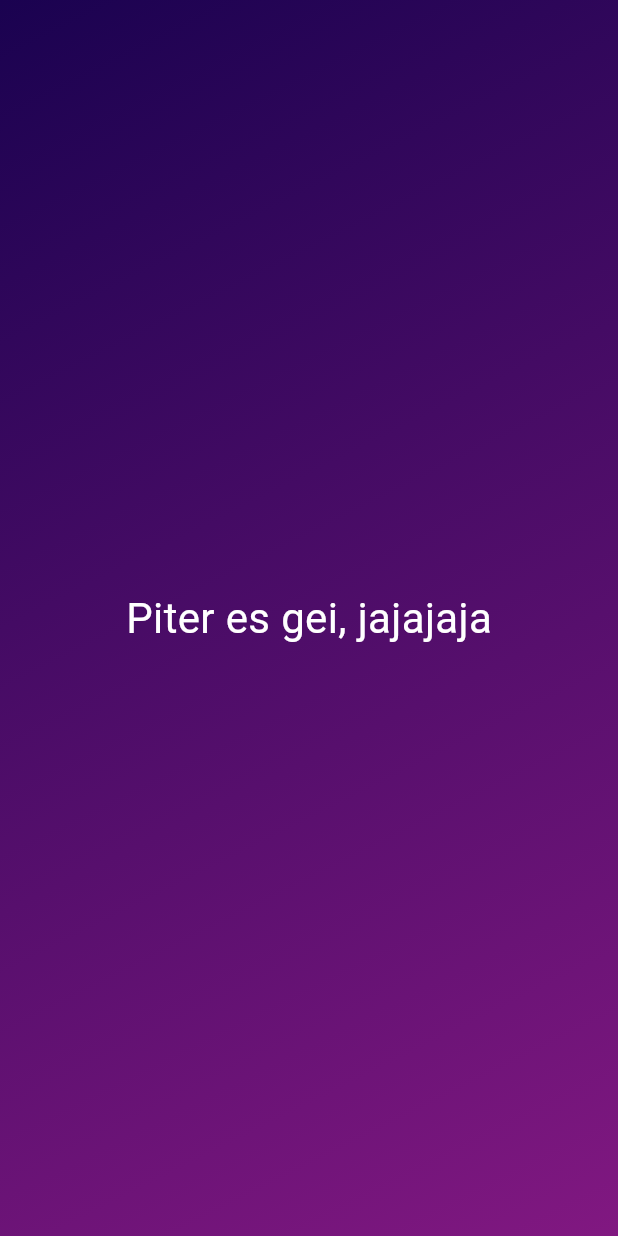
After one commit to SaintpioGabo93/Primera_AppMovil, a Flutter app: the screen it shows after launch, on a phone screen of 412 x 824 dp. The commit adds this screen. Run offline on Flutter 3.47's test engine with Material 3 defaults, Android fonts, the phone set to English and light mode, and no system bars.

Commit message:
Se separaron los archivos del container y el main

```diff
--- /dev/null
+++ b/lib/gradient_container.dart
@@ -0,0 +1,42 @@
+// Siempre debemos importar las librerias para cada nuevo archivito que estemos usando
+import 'package:flutter/material.dart';
+
+
+/// Vamos a crear una clase que contenga todas las caracteristicas que habiamos programado antes.
+///
+// la palabra extends se refiere a que vamos a heredar algunas caracteristicas de la funcion StatelessWidget
+class GradientContainer extends StatelessWidget{
+  const GradientContainer({super.key}); // Asi inicializamos nuestra clase
+
+  @override // Este decorador no es necesarios, pero asi especificacmos que estamos sobre escribiendo un metodo
+  Widget build(context){// la funcion build va a retornar un Widget
+    return Container(
+          /// El widget `Container` se utiliza para crear un gradiente de colores.
+          ///
+          /// - Se agrega entre `Scaffold` y `Center` para aplicar un fondo decorado.
+          /// - La propiedad `decoration` usa `BoxDecoration` para definir un gradiente.
+          decoration: const BoxDecoration(
+            gradient: LinearGradient(
+              colors: [
+                Color.fromARGB(255, 26, 2, 80),
+                Color.fromARGB(255, 129, 24, 129),
+              ],
+              begin: Alignment.topLeft,
+              end: Alignment.bottomRight,
+            ),
+          ),
+          child: const Center(
+            /// El widget `Center` alinea su hijo en el centro del área disponible.
+            ///
+            /// - Aquí envuelve un `Text` para centrarlo en la pantalla.
+            child: Text(
+              'Piter es gei, jajajaja',
+              style: TextStyle(
+                color: Color.fromARGB(255, 255, 255, 255),
+                fontSize: 28,
+              ),
+            ),
+          ),
+        );
+  }
+}
```
Also changed, not shown: lib/main.dart (+5 -29 lines).
